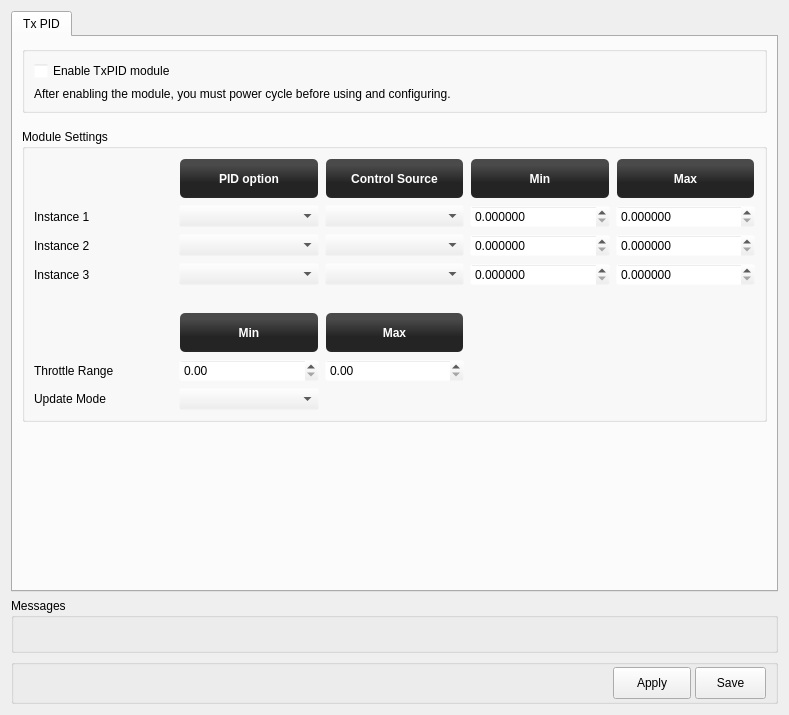
First picture: the form in ground/openpilotgcs/src/plugins/config/txpid.ui, repository openpilot/OpenPilot, before the edit.
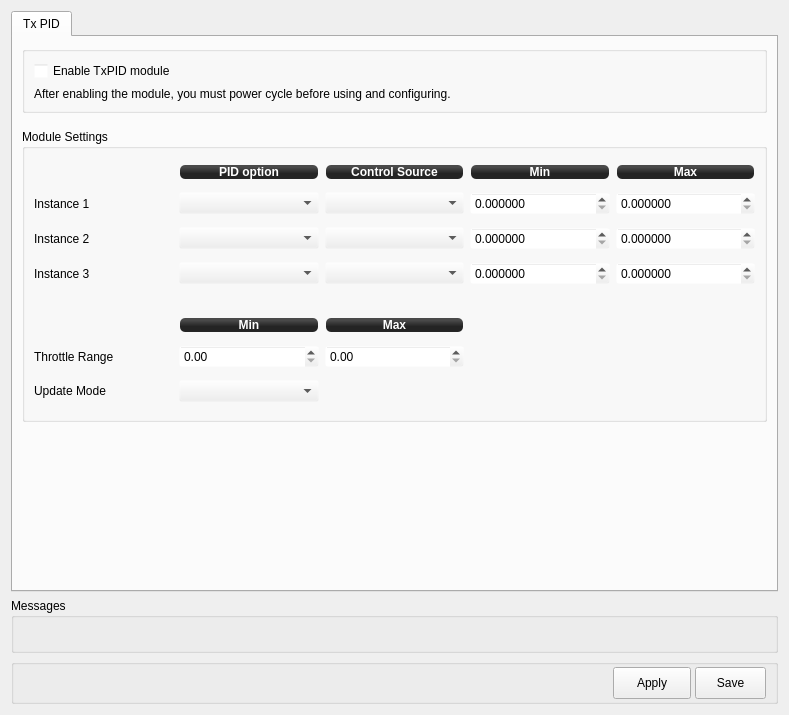
Second picture: the form after the edit. Icons and pictures are not drawn.

Commit message: locked the column headers in airframe yaw and txPID so they hopefully dont go all gigantic in windows

```diff
--- a/ground/openpilotgcs/src/plugins/config/txpid.ui
+++ b/ground/openpilotgcs/src/plugins/config/txpid.ui
@@ -187,6 +187,18 @@
              <layout class="QGridLayout" name="gridLayout">
               <item row="1" column="1">
                <widget class="QLabel" name="label_51">
+                <property name="sizePolicy">
+                 <sizepolicy hsizetype="Preferred" vsizetype="Fixed">
+                  <horstretch>0</horstretch>
+                  <verstretch>0</verstretch>
+                 </sizepolicy>
+                </property>
+                <property name="minimumSize">
+                 <size>
+                  <width>0</width>
+                  <height>16</height>
+                 </size>
+                </property>
                 <property name="styleSheet">
                  <string notr="true">background-color: qlineargradient(spread:reflect, x1:0.507, y1:0, x2:0.507, y2:0.772, stop:0.208955 rgba(74, 74, 74, 255), stop:0.78607 rgba(36, 36, 36, 255));
 color: rgb(255, 255, 255);
@@ -204,6 +216,18 @@
               </item>
               <item row="1" column="2">
                <widget class="QLabel" name="label_50">
+                <property name="sizePolicy">
+                 <sizepolicy hsizetype="Preferred" vsizetype="Fixed">
+                  <horstretch>0</horstretch>
+                  <verstretch>0</verstretch>
+                 </sizepolicy>
+                </property>
+                <property name="minimumSize">
+                 <size>
+                  <width>0</width>
+                  <height>16</height>
+                 </size>
+                </property>
                 <property name="styleSheet">
                  <string notr="true">background-color: qlineargradient(spread:reflect, x1:0.507, y1:0, x2:0.507, y2:0.772, stop:0.208955 rgba(74, 74, 74, 255), stop:0.78607 rgba(36, 36, 36, 255));
 color: rgb(255, 255, 255);
@@ -221,6 +245,18 @@
               </item>
               <item row="1" column="3">
                <widget class="QLabel" name="label_49">
+                <property name="sizePolicy">
+                 <sizepolicy hsizetype="Preferred" vsizetype="Fixed">
+                  <horstretch>0</horstretch>
+                  <verstretch>0</verstretch>
+                 </sizepolicy>
+                </property>
+                <property name="minimumSize">
+                 <size>
+                  <width>0</width>
+                  <height>16</height>
+                 </size>
+                </property>
                 <property name="styleSheet">
                  <string notr="true">background-color: qlineargradient(spread:reflect, x1:0.507, y1:0, x2:0.507, y2:0.772, stop:0.208955 rgba(74, 74, 74, 255), stop:0.78607 rgba(36, 36, 36, 255));
 color: rgb(255, 255, 255);
@@ -238,6 +274,18 @@
               </item>
               <item row="1" column="4">
                <widget class="QLabel" name="label">
+                <property name="sizePolicy">
+                 <sizepolicy hsizetype="Preferred" vsizetype="Fixed">
+                  <horstretch>0</horstretch>
+                  <verstretch>0</verstretch>
+                 </sizepolicy>
+                </property>
+                <property name="minimumSize">
+                 <size>
+                  <width>0</width>
+                  <height>16</height>
+                 </size>
+                </property>
                 <property name="styleSheet">
                  <string notr="true">background-color: qlineargradient(spread:reflect, x1:0.507, y1:0, x2:0.507, y2:0.772, stop:0.208955 rgba(74, 74, 74, 255), stop:0.78607 rgba(36, 36, 36, 255));
 color: rgb(255, 255, 255);
@@ -545,6 +593,18 @@
               </item>
               <item row="6" column="1">
                <widget class="QLabel" name="label_4">
+                <property name="sizePolicy">
+                 <sizepolicy hsizetype="Preferred" vsizetype="Fixed">
+                  <horstretch>0</horstretch>
+                  <verstretch>0</verstretch>
+                 </sizepolicy>
+                </property>
+                <property name="minimumSize">
+                 <size>
+                  <width>0</width>
+                  <height>16</height>
+                 </size>
+                </property>
                 <property name="styleSheet">
                  <string notr="true">background-color: qlineargradient(spread:reflect, x1:0.507, y1:0, x2:0.507, y2:0.772, stop:0.208955 rgba(74, 74, 74, 255), stop:0.78607 rgba(36, 36, 36, 255));
 color: rgb(255, 255, 255);
@@ -562,6 +622,18 @@
               </item>
               <item row="6" column="2">
                <widget class="QLabel" name="label_5">
+                <property name="sizePolicy">
+                 <sizepolicy hsizetype="Preferred" vsizetype="Fixed">
+                  <horstretch>0</horstretch>
+                  <verstretch>0</verstretch>
+                 </sizepolicy>
+                </property>
+                <property name="minimumSize">
+                 <size>
+                  <width>0</width>
+                  <height>16</height>
+                 </size>
+                </property>
                 <property name="styleSheet">
                  <string notr="true">background-color: qlineargradient(spread:reflect, x1:0.507, y1:0, x2:0.507, y2:0.772, stop:0.208955 rgba(74, 74, 74, 255), stop:0.78607 rgba(36, 36, 36, 255));
 color: rgb(255, 255, 255);
```
The commit also changes 1 other file.
